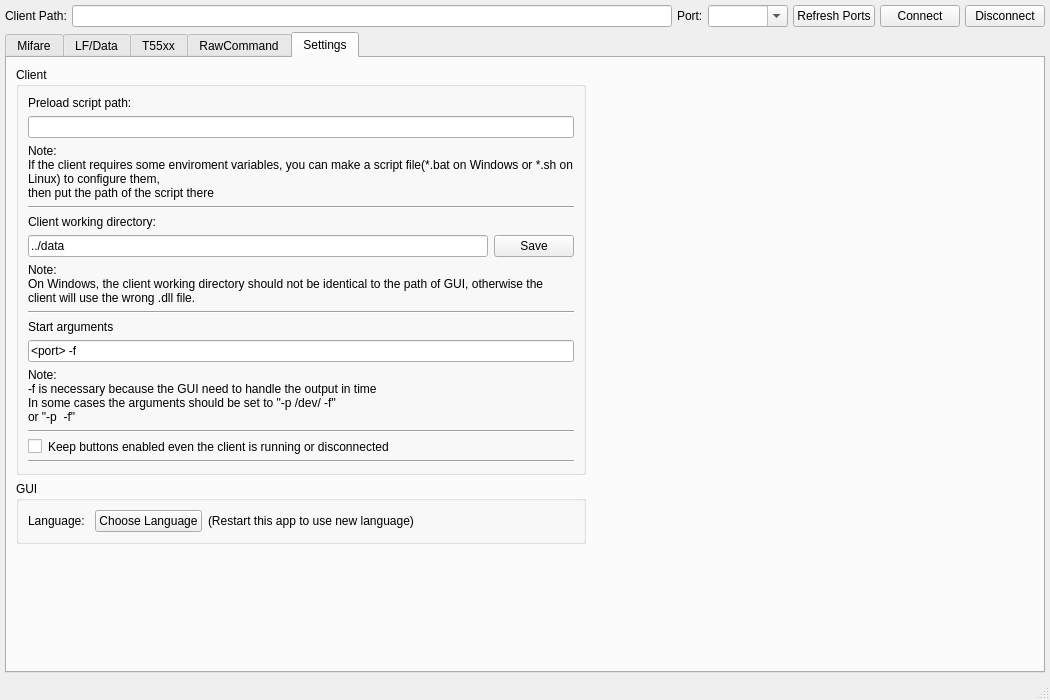
wh201906/Proxmark3GUI, file ui/mainwindow.ui: the form before one commit.
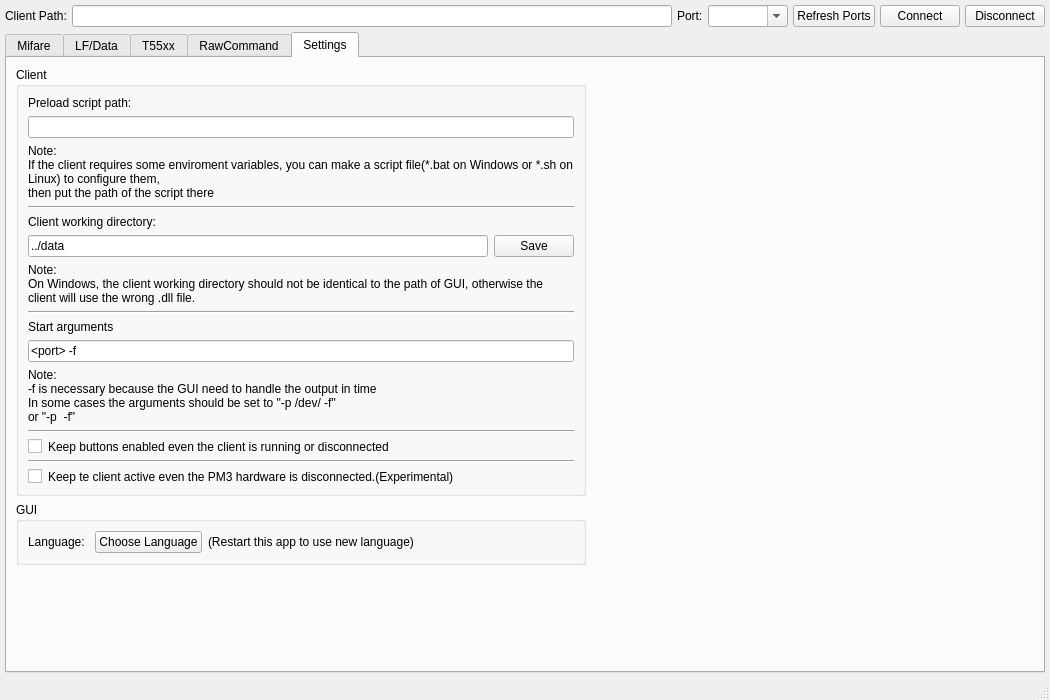
The form after the commit.

Commit message:
New experimental feature
Keep client active even the PM3 hardware is disconnected

What changed in the file:
```diff
--- a/ui/mainwindow.ui
+++ b/ui/mainwindow.ui
@@ -1535,7 +1535,7 @@
        <attribute name="title">
         <string>Settings</string>
        </attribute>
-       <layout class="QHBoxLayout" name="horizontalLayout_18">
+       <layout class="QHBoxLayout" name="horizontalLayout_19">
         <item>
          <layout class="QVBoxLayout" name="verticalLayout_12">
           <item>
@@ -1700,6 +1700,45 @@
                </property>
               </widget>
              </item>
+             <item>
+              <layout class="QHBoxLayout" name="horizontalLayout_18">
+               <item>
+                <widget class="QCheckBox" name="Set_Client_keepClientActiveBox">
+                 <property name="sizePolicy">
+                  <sizepolicy hsizetype="Minimum" vsizetype="Fixed">
+                   <horstretch>0</horstretch>
+                   <verstretch>0</verstretch>
+                  </sizepolicy>
+                 </property>
+                 <property name="minimumSize">
+                  <size>
+                   <width>0</width>
+                   <height>0</height>
+                  </size>
+                 </property>
+                 <property name="text">
+                  <string/>
+                 </property>
+                </widget>
+               </item>
+               <item>
+                <widget class="QLabel" name="label_21">
+                 <property name="sizePolicy">
+                  <sizepolicy hsizetype="Expanding" vsizetype="Preferred">
+                   <horstretch>0</horstretch>
+                   <verstretch>0</verstretch>
+                  </sizepolicy>
+                 </property>
+                 <property name="text">
+                  <string>Keep te client active even the PM3 hardware is disconnected.(Experimental)</string>
+                 </property>
+                 <property name="wordWrap">
+                  <bool>true</bool>
+                 </property>
+                </widget>
+               </item>
+              </layout>
+             </item>
             </layout>
            </widget>
           </item>
```
The commit also changes 9 other files.
